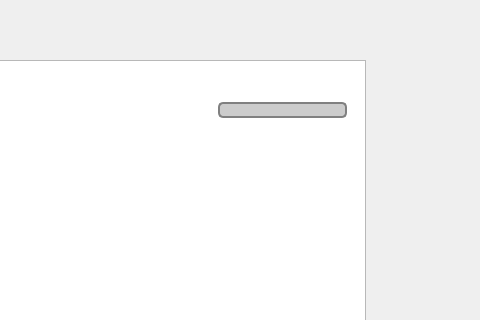
Old version of the form Codigo/mainwindow.ui in the repository JulianSanchezb/Proyecto-Final; both pictures show x 814 to 1294 and y 0 to 320 of the 1294 by 648 pixel window.
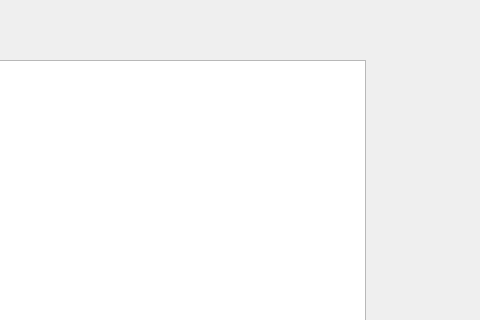
New version of the form.

```diff
--- a/Codigo/mainwindow.ui
+++ b/Codigo/mainwindow.ui
@@ -24,41 +24,6 @@
      </rect>
     </property>
    </widget>
-   <widget class="QProgressBar" name="progressBar">
-    <property name="geometry">
-     <rect>
-      <x>1032</x>
-      <y>102</y>
-      <width>129</width>
-      <height>16</height>
-     </rect>
-    </property>
-    <property name="styleSheet">
-     <string notr="true">QProgressBar {
-    border: 2px solid grey;
-    border-radius: 5px;
-    text-align: center;
-    background-color: #ccc;  /* Color de fondo (opcional) */
-}
-
-QProgressBar::chunk {
-    background-color: red;   /* Color de la barra */
-    width: 10px;
-}</string>
-    </property>
-    <property name="maximum">
-     <number>500</number>
-    </property>
-    <property name="value">
-     <number>0</number>
-    </property>
-    <property name="textVisible">
-     <bool>false</bool>
-    </property>
-    <property name="format">
-     <string>%p%</string>
-    </property>
-   </widget>
   </widget>
   <widget class="QMenuBar" name="menubar">
    <property name="geometry">
```
